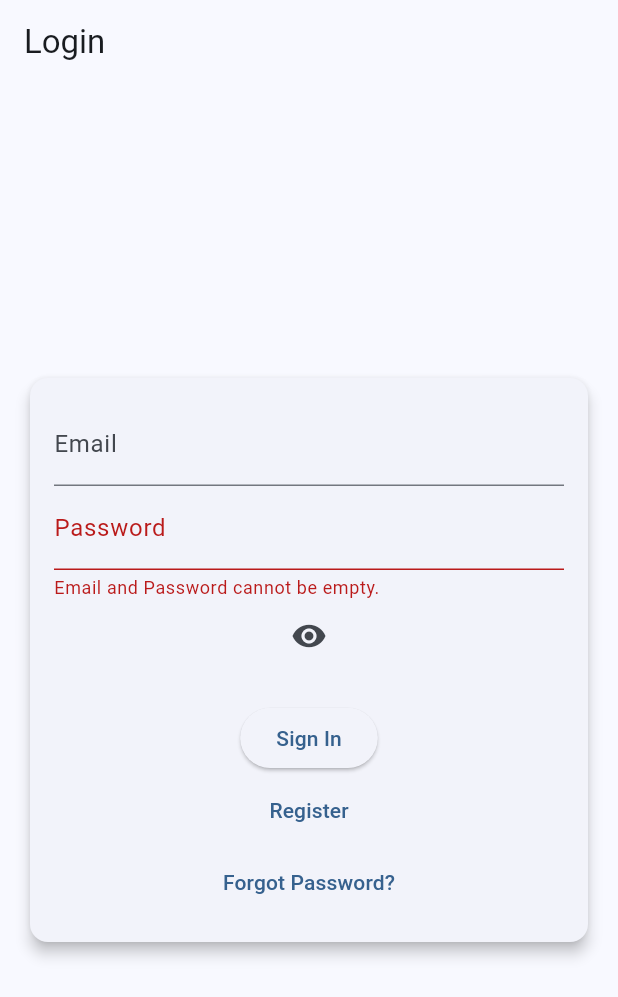
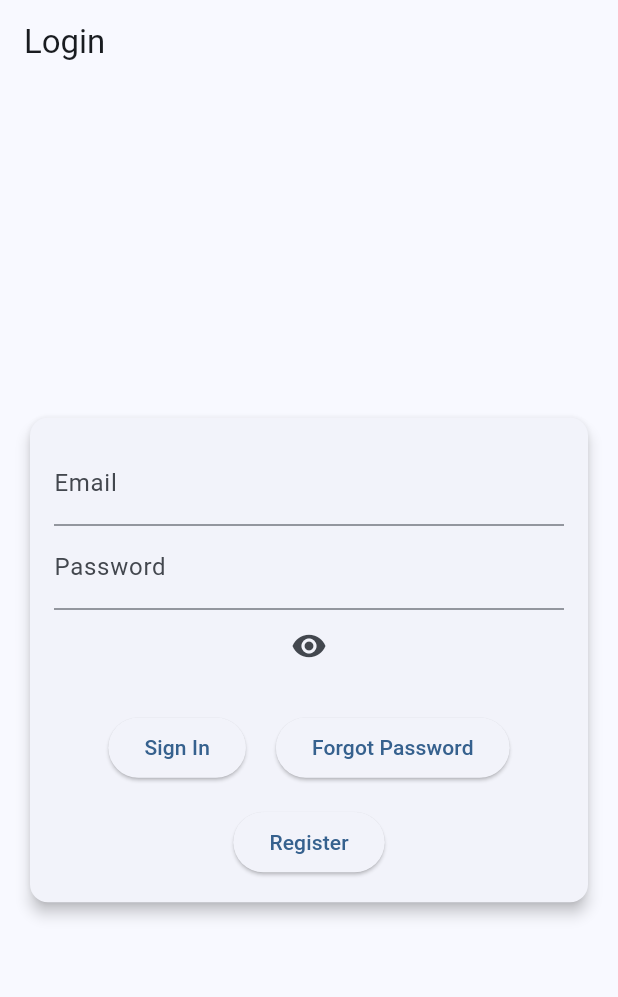
Before and after one commit to Ok3ks/fpl-frontend, a Flutter app: the screen it shows after launch, after a tap on "Sign In", on a phone screen of 412 x 824 dp. Shown: the top 997 px of the screen. Run offline on Flutter 3.47's test engine with Material 3 defaults, Android fonts, the phone set to English and light mode, and no system bars; our stand-ins replace cloud_firestore, firebase_auth, firebase_core, flutter_dotenv, flutter_riverpod, get_storage and 4 more; missing offline and left inert: dart:html; accounts and stored records are empty.

Commit message:
simplify login, and add forgot password

```diff
--- a/lib/home/login.dart
+++ b/lib/home/login.dart
@@ -36,11 +36,20 @@ class _LoginBoxState extends ConsumerState<LoginBox> {
   final TextEditingController _passwordController = TextEditingController();
   String _errorMessage = '';
   bool toggled = true;
+  bool signIn = false;
+  bool signInWithPassWord = false;
+  bool forgotPassword = false;
 
   void toggleObscurePassword() {
     setState(() {
       toggled = !toggled;
     });
+  }
+
+  void _resetPassword() async {
+    Participant currentUser = Participant(
+        email: _emailController.text, password: _passwordController.text);
+    await currentUser.sendEmailLink();
   }
 
   void _login() async {
@@ -118,7 +127,8 @@ class _LoginBoxState extends ConsumerState<LoginBox> {
           body: Center(
               child: Padding(
                   padding: const EdgeInsets.all(16.0),
-            child: Card(
+                  child: !forgotPassword
+                      ? Card(
                           elevation: 4,
                           child: Padding(
                             padding: const EdgeInsets.all(16.0),
@@ -131,42 +141,101 @@ class _LoginBoxState extends ConsumerState<LoginBox> {
                                       labelText: 'Email',
                                     ),
                                   ),
+                                  if (signInWithPassWord)
+                                    // Row(
+                                    //   children: [
                                     TextField(
                                       controller: _passwordController,
                                       obscureText: toggled ? true : false,
                                       decoration: InputDecoration(
                                         labelText: 'Password',
-                        errorText:
-                            _errorMessage.isNotEmpty ? _errorMessage : null,
+                                        errorText: _errorMessage.isNotEmpty
+                                            ? _errorMessage
+                                            : null,
                                       ),
                                     ),
+                                  if (signInWithPassWord)
                                     IconButton(
                                         onPressed: toggleObscurePassword,
                                         icon: const Icon(Icons.remove_red_eye)),
+                                  // ]),
+
                                   const SizedBox(height: 20),
-                    // SizedBox(height: 20, child : Text("This ")),
+                                  Row(
+                                      mainAxisAlignment:
+                                          MainAxisAlignment.center,
+                                      children: [
                                         ElevatedButton(
-                      onPressed: _login,
-                      child: const Text('Sign In'),
+                                            onPressed: () {
+                                              if (_passwordController
+                                                  .text.isEmpty) {
+                                                setState(() {
+                                                  signInWithPassWord = true;
+                                                });
+                                              } else {
+                                                _login();
+                                              }
+                                            },
+                                            child: const Text(
+                                              'Sign In',
                                             ),
-                    TextButton(
+                                            style: signInWithPassWord
+                                                ? ButtonStyle()
+                                                : ButtonStyle()),
+                                        const SizedBox(width: 20),
+                                        if (signInWithPassWord)
+                                          ElevatedButton(
+                                            onPressed: () {
+                                              setState(() {
+                                                forgotPassword = true;
+                                              });
+                                              // _resetPassword();
+                                            },
+                                            child:
+                                                const Text('Forgot Password'),
+                                          ),
+                                      ]),
+                                  SizedBox(
+                                    height: 15,
+                                  ),
+                                  ElevatedButton(
                                     onPressed: _register,
                                     child: const Text('Register'),
                                   ),
-                    TextButton(
+                                ]),
+                          ),
+                        )
+                      : Card(
+                          elevation: 4,
+                          child: Padding(
+                            padding: const EdgeInsets.all(16.0),
+                            child: SizedBox(
+                              height: 60,
+                              child: Column(children: [
+                                Text(
+                                    "A link to reset your password has been sent. Check your inbox"),
+                                Row(
+                                    mainAxisAlignment: MainAxisAlignment.center,
+                                    children: [
+                                      IconButton(
+                                        icon: const Icon(Icons.mail),
                                         onPressed: () {
-                        // Logic for sending email link for password reset
-                        print('Send password reset email');
+                                          // context.go("/");
                                         },
-                      child: const Text('Forgot Password?'),
                                       ),
-                  ],
+                                      IconButton(
+                                        icon: const Icon(Icons.keyboard_return),
+                                        onPressed: () {
+                                          setState(() {
+                                            forgotPassword = false;
+                                          });
+                                          // context.go("/login");
+                                        },
+                                      )
+                                    ])
+                              ]),
                             ),
-              ),
-            ),
-          ),
-        ),
-      );
+                          )))));
     } else {
       //TODO: Persist Login Session
       return const Home();
--- a/lib/leaguepage/transfermetrics.dart
+++ b/lib/leaguepage/transfermetrics.dart
@@ -223,8 +223,7 @@ class TransferTile extends ConsumerWidget {
                         })),
                       SizedBox(
                           child: Center(
-                        child: Column(
-                        children: [
+                              child: Column(children: [
                         Text(
                           "${data[index]['pointsDelta']}pts",
                           style: TextStyle(
@@ -239,8 +238,7 @@ class TransferTile extends ConsumerWidget {
                             style: const TextStyle(
                                 color: Colors.grey,
                                 fontWeight: FontWeight.w200,
-                                    fontSize: 10
-                                  ),
+                                fontSize: 10),
                           ),
                       ])))
                     ]))));
```
Also changed, not shown: lib/dataprovider.dart (+10 -10 lines), lib/types.dart (+25 -0 lines). Lines whose indentation alone changed are shown as unchanged.
